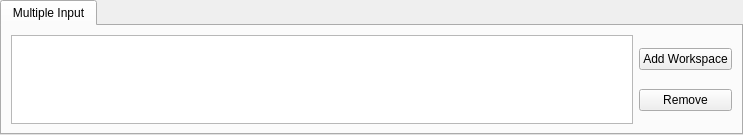
Old version of the form qt/scientific_interfaces/Indirect/IndirectFitDataView.ui in the repository mantidproject/mantid.
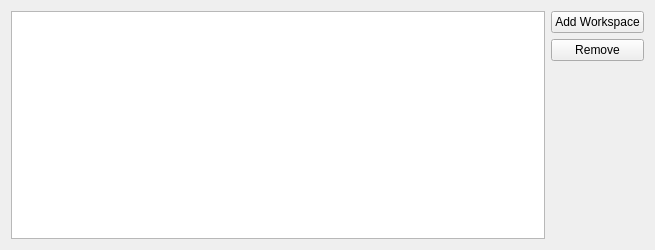
New version of the form.

Commit message:
Change formatting of input gui
re: #29524

```diff
--- a/qt/scientific_interfaces/Indirect/IndirectFitDataView.ui
+++ b/qt/scientific_interfaces/Indirect/IndirectFitDataView.ui
@@ -1,41 +1,34 @@
 <?xml version="1.0" encoding="UTF-8"?>
 <ui version="4.0">
- <class>IndirectFitDataForm</class>
- <widget class="QTabWidget" name="IndirectFitDataForm">
+ <class>IndirectFitDataView</class>
+ <widget class="QWidget" name="IndirectFitDataView">
   <property name="geometry">
    <rect>
     <x>0</x>
     <y>0</y>
-    <width>743</width>
-    <height>135</height>
+    <width>655</width>
+    <height>250</height>
    </rect>
   </property>
   <property name="sizePolicy">
-   <sizepolicy hsizetype="Preferred" vsizetype="Preferred">
+   <sizepolicy hsizetype="Preferred" vsizetype="Minimum">
     <horstretch>0</horstretch>
     <verstretch>1</verstretch>
    </sizepolicy>
   </property>
+  <property name="minimumSize">
+   <size>
+    <width>0</width>
+    <height>0</height>
+   </size>
+  </property>
   <property name="windowTitle">
    <string>TabWidget</string>
   </property>
-  <property name="tabPosition">
-   <enum>QTabWidget::North</enum>
-  </property>
-  <property name="tabShape">
-   <enum>QTabWidget::Rounded</enum>
-  </property>
-  <property name="currentIndex">
-   <number>0</number>
-  </property>
-  <property name="elideMode">
-   <enum>Qt::ElideLeft</enum>
-  </property>
-  <widget class="QWidget" name="tab">
-   <attribute name="title">
-    <string>Multiple Input</string>
-   </attribute>
    <layout class="QHBoxLayout" name="horizontalLayout">
+   <property name="sizeConstraint">
+    <enum>QLayout::SetMinimumSize</enum>
+   </property>
     <item>
      <widget class="QTableWidget" name="tbFitData">
       <property name="minimumSize">
@@ -47,7 +40,7 @@
      </widget>
     </item>
     <item>
-     <layout class="QVBoxLayout" name="loDataControl">
+    <layout class="QVBoxLayout" name="loDataControl" stretch="0,0,0">
       <property name="rightMargin">
        <number>0</number>
       </property>
@@ -65,10 +58,22 @@
         </property>
        </widget>
       </item>
+     <item>
+      <spacer name="verticalSpacer">
+       <property name="orientation">
+        <enum>Qt::Vertical</enum>
+       </property>
+       <property name="sizeHint" stdset="0">
+        <size>
+         <width>20</width>
+         <height>40</height>
+        </size>
+       </property>
+      </spacer>
+     </item>
      </layout>
     </item>
    </layout>
-  </widget>
  </widget>
  <resources/>
  <connections/>
```
Left out of the diff: 2 changed lines with no effect on the pictures. Lines whose indentation alone changed are shown as unchanged. The commit also changes 4 other files.
